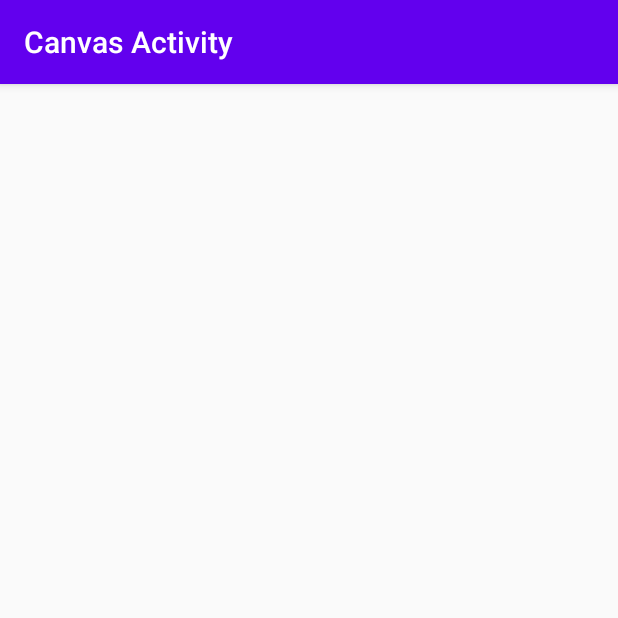
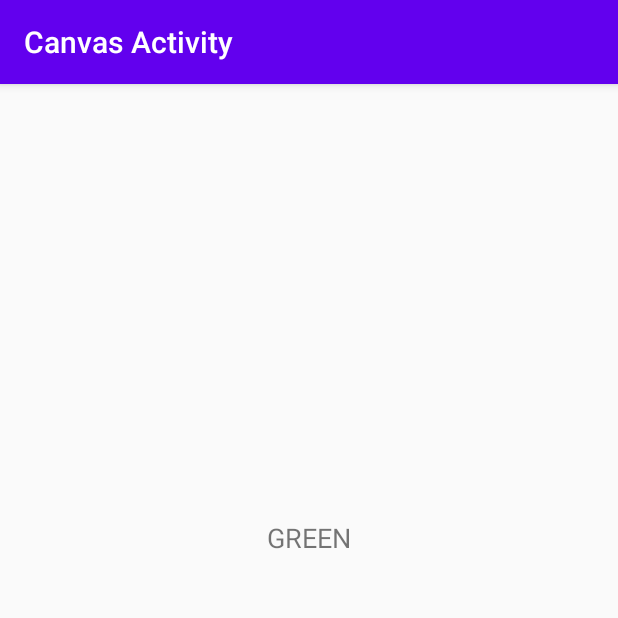
Before and after one commit to Terence21/Lab4-Grid, an Android app: the CanvasActivity screen opened directly, with no data from a screen before it, on a phone screen of 412 x 824 dp, the top half of it. Run offline under Robolectric (Android 15) with nearby library versions, the phone set to English and light mode, and no system bars; 3 statements that could not run were skipped.

Commit message:
fixed activities to pass and receive position in intent, allowing for the setText to be updated in event of locale change. Also fixed bad translations in french

```diff
--- a/app/src/main/java/temple/edu/gridassignment/CanvasActivity.java
+++ b/app/src/main/java/temple/edu/gridassignment/CanvasActivity.java
@@ -2,15 +2,11 @@ package temple.edu.gridassignment;
 
 import android.content.Intent;
 import android.graphics.Color;
-import android.util.Log;
 import android.view.Gravity;
 import android.widget.TextView;
 import androidx.appcompat.app.AppCompatActivity;
 import android.os.Bundle;
 import androidx.constraintlayout.widget.ConstraintLayout;
-
-import java.util.ArrayList;
-import java.util.logging.Logger;
 
 public class CanvasActivity extends AppCompatActivity {
 
@@ -22,12 +18,14 @@ public class CanvasActivity extends AppCompatActivity {
         this.setTitle(R.string.name_Canvas_activity);
 
         Intent receiver = getIntent();
-
         String english = receiver.getExtras().getString(getResources().getString(R.string.English));
-        String language = receiver.getExtras().getString(getResources().getString(R.string.Language));
+        // handle change in language by using index of respective locale  array
+        int position = receiver.getExtras().getInt(getResources().getString(R.string.position));
+        String[] color_arr = getResources().getStringArray(R.array.color_array);
 
         TextView textView = findViewById(R.id._colorText);
-        textView.setText(language); textView.setGravity(Gravity.CENTER);
+        textView.setText(color_arr[position].toUpperCase());
+        textView.setGravity(Gravity.CENTER);
 
         ConstraintLayout layout = findViewById(R.id._constraint);
         layout.setBackgroundColor(Color.parseColor(english));
--- a/app/src/main/java/temple/edu/gridassignment/PaletteActivity.java
+++ b/app/src/main/java/temple/edu/gridassignment/PaletteActivity.java
@@ -4,8 +4,6 @@ import android.content.Context;
 import android.content.Intent;
 import android.content.res.Configuration;
 import android.content.res.Resources;
-import android.os.LocaleList;
-import android.util.Log;
 import android.view.Gravity;
 import android.view.View;
 import android.widget.AdapterView;
@@ -68,6 +66,8 @@ public class PaletteActivity extends AppCompatActivity {
 
         intent.putExtra(res.getString(R.string.English), this.getApplicationContext().createConfigurationContext(configuration)
                 .getResources().getStringArray(R.array.color_array)[position]);
+
+        intent.putExtra(res.getString(R.string.position), position);
         startActivity(intent);
 
     }
--- a/app/src/main/res/values/strings.xml
+++ b/app/src/main/res/values/strings.xml
@@ -18,4 +18,5 @@
     <string name="Language">Language</string>
     <string name="English">English</string>
     <string name="locale_en">en</string>
+    <string name="position">position</string>
 </resources>
```
Also changed, not shown: 1 other file.
